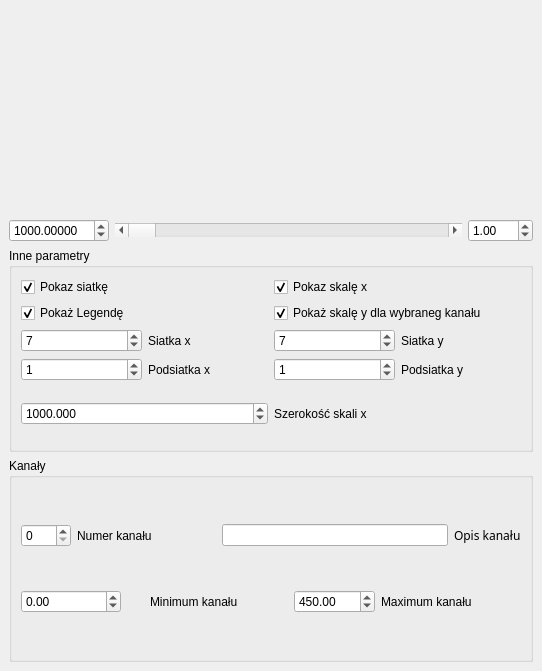
Before: the Qt Designer form wykres_test.ui in 3electrons/AnalogWidgets, drawn with Qt 5.
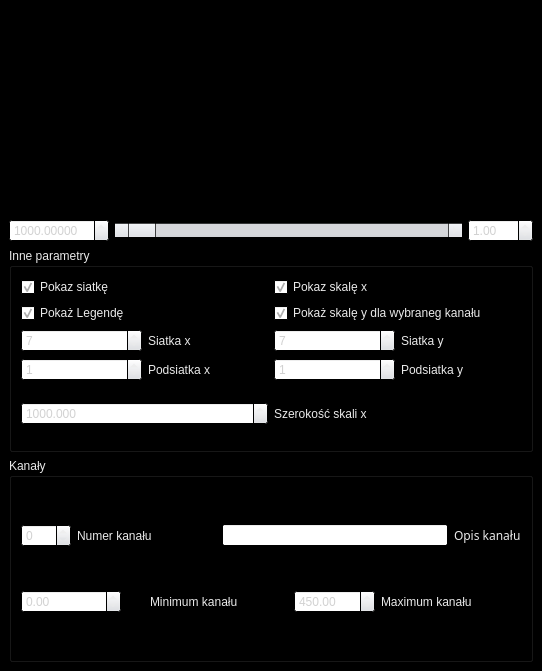
After: the same form once the commit is applied. Custom widgets are drawn as their Qt base class.

```diff
--- a/wykres_test.ui
+++ b/wykres_test.ui
@@ -18,6 +18,271 @@
     <height>16777215</height>
    </size>
   </property>
+  <property name="palette" >
+   <palette>
+    <active>
+     <color>
+      <red>234</red>
+      <green>234</green>
+      <blue>234</blue>
+     </color>
+     <color>
+      <red>221</red>
+      <green>223</green>
+      <blue>228</blue>
+     </color>
+     <color>
+      <red>255</red>
+      <green>255</green>
+      <blue>255</blue>
+     </color>
+     <color>
+      <red>255</red>
+      <green>255</green>
+      <blue>255</blue>
+     </color>
+     <color>
+      <red>85</red>
+      <green>85</green>
+      <blue>85</blue>
+     </color>
+     <color>
+      <red>199</red>
+      <green>199</green>
+      <blue>199</blue>
+     </color>
+     <color>
+      <red>209</red>
+      <green>209</green>
+      <blue>209</blue>
+     </color>
+     <color>
+      <red>255</red>
+      <green>255</green>
+      <blue>255</blue>
+     </color>
+     <color>
+      <red>30</red>
+      <green>30</green>
+      <blue>30</blue>
+     </color>
+     <color>
+      <red>255</red>
+      <green>255</green>
+      <blue>255</blue>
+     </color>
+     <color>
+      <red>0</red>
+      <green>0</green>
+      <blue>0</blue>
+     </color>
+     <color>
+      <red>0</red>
+      <green>0</green>
+      <blue>0</blue>
+     </color>
+     <color>
+      <red>103</red>
+      <green>141</green>
+      <blue>178</blue>
+     </color>
+     <color>
+      <red>255</red>
+      <green>255</green>
+      <blue>255</blue>
+     </color>
+     <color>
+      <red>0</red>
+      <green>0</green>
+      <blue>238</blue>
+     </color>
+     <color>
+      <red>82</red>
+      <green>24</green>
+      <blue>139</blue>
+     </color>
+     <color>
+      <red>232</red>
+      <green>232</green>
+      <blue>232</blue>
+     </color>
+    </active>
+    <inactive>
+     <color>
+      <red>234</red>
+      <green>234</green>
+      <blue>234</blue>
+     </color>
+     <color>
+      <red>221</red>
+      <green>223</green>
+      <blue>228</blue>
+     </color>
+     <color>
+      <red>255</red>
+      <green>255</green>
+      <blue>255</blue>
+     </color>
+     <color>
+      <red>255</red>
+      <green>255</green>
+      <blue>255</blue>
+     </color>
+     <color>
+      <red>85</red>
+      <green>85</green>
+      <blue>85</blue>
+     </color>
+     <color>
+      <red>199</red>
+      <green>199</green>
+      <blue>199</blue>
+     </color>
+     <color>
+      <red>209</red>
+      <green>209</green>
+      <blue>209</blue>
+     </color>
+     <color>
+      <red>255</red>
+      <green>255</green>
+      <blue>255</blue>
+     </color>
+     <color>
+      <red>30</red>
+      <green>30</green>
+      <blue>30</blue>
+     </color>
+     <color>
+      <red>255</red>
+      <green>255</green>
+      <blue>255</blue>
+     </color>
+     <color>
+      <red>0</red>
+      <green>0</green>
+      <blue>0</blue>
+     </color>
+     <color>
+      <red>0</red>
+      <green>0</green>
+      <blue>0</blue>
+     </color>
+     <color>
+      <red>103</red>
+      <green>141</green>
+      <blue>178</blue>
+     </color>
+     <color>
+      <red>255</red>
+      <green>255</green>
+      <blue>255</blue>
+     </color>
+     <color>
+      <red>0</red>
+      <green>0</green>
+      <blue>238</blue>
+     </color>
+     <color>
+      <red>82</red>
+      <green>24</green>
+      <blue>139</blue>
+     </color>
+     <color>
+      <red>232</red>
+      <green>232</green>
+      <blue>232</blue>
+     </color>
+    </inactive>
+    <disabled>
+     <color>
+      <red>128</red>
+      <green>128</green>
+      <blue>128</blue>
+     </color>
+     <color>
+      <red>221</red>
+      <green>223</green>
+      <blue>228</blue>
+     </color>
+     <color>
+      <red>255</red>
+      <green>255</green>
+      <blue>255</blue>
+     </color>
+     <color>
+      <red>255</red>
+      <green>255</green>
+      <blue>255</blue>
+     </color>
+     <color>
+      <red>85</red>
+      <green>85</green>
+      <blue>85</blue>
+     </color>
+     <color>
+      <red>199</red>
+      <green>199</green>
+      <blue>199</blue>
+     </color>
+     <color>
+      <red>199</red>
+      <green>199</green>
+      <blue>199</blue>
+     </color>
+     <color>
+      <red>255</red>
+      <green>255</green>
+      <blue>255</blue>
+     </color>
+     <color>
+      <red>128</red>
+      <green>128</green>
+      <blue>128</blue>
+     </color>
+     <color>
+      <red>0</red>
+      <green>0</green>
+      <blue>0</blue>
+     </color>
+     <color>
+      <red>0</red>
+      <green>0</green>
+      <blue>0</blue>
+     </color>
+     <color>
+      <red>0</red>
+      <green>0</green>
+      <blue>0</blue>
+     </color>
+     <color>
+      <red>86</red>
+      <green>117</green>
+      <blue>148</blue>
+     </color>
+     <color>
+      <red>255</red>
+      <green>255</green>
+      <blue>255</blue>
+     </color>
+     <color>
+      <red>0</red>
+      <green>0</green>
+      <blue>238</blue>
+     </color>
+     <color>
+      <red>82</red>
+      <green>24</green>
+      <blue>139</blue>
+     </color>
+     <color>
+      <red>232</red>
+      <green>232</green>
+      <blue>232</blue>
+     </color>
+    </disabled>
+   </palette>
+  </property>
   <property name="windowTitle" >
    <string>Form</string>
   </property>
```
Left out of the diff: 2 changed lines with no effect on the pictures.
